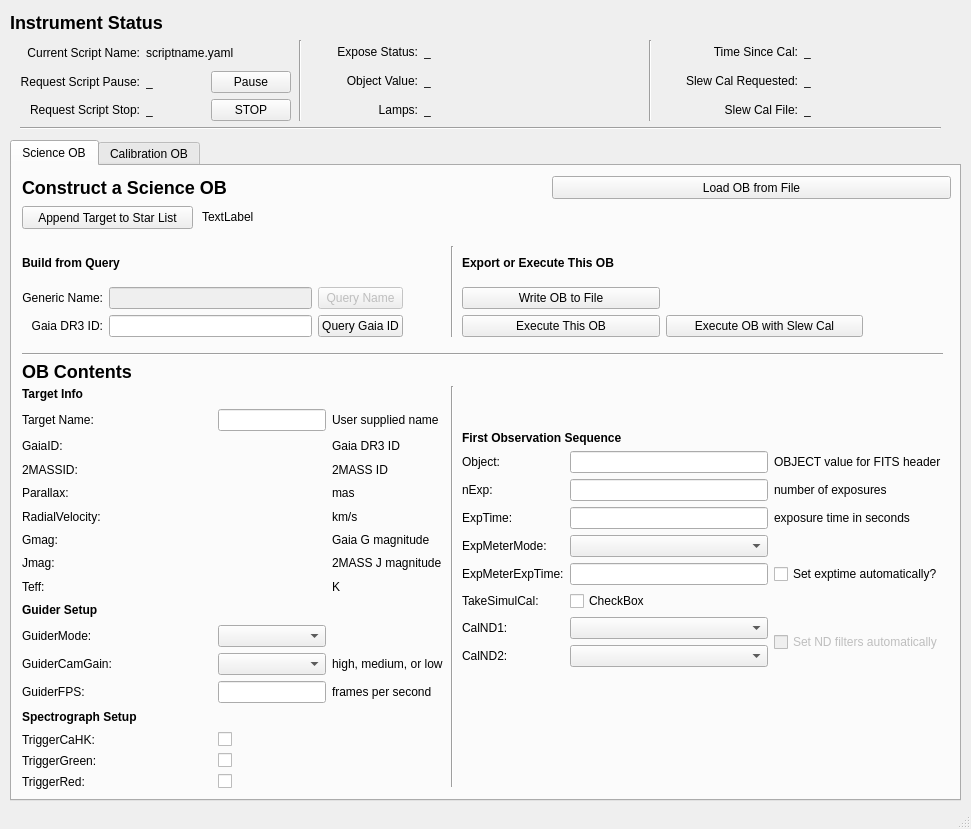
This is kpf/OB_GUI/KPF_OB_GUI.ui in KeckObservatory/KPFTranslator as Qt 5 draws it before an edit. The edited form follows.
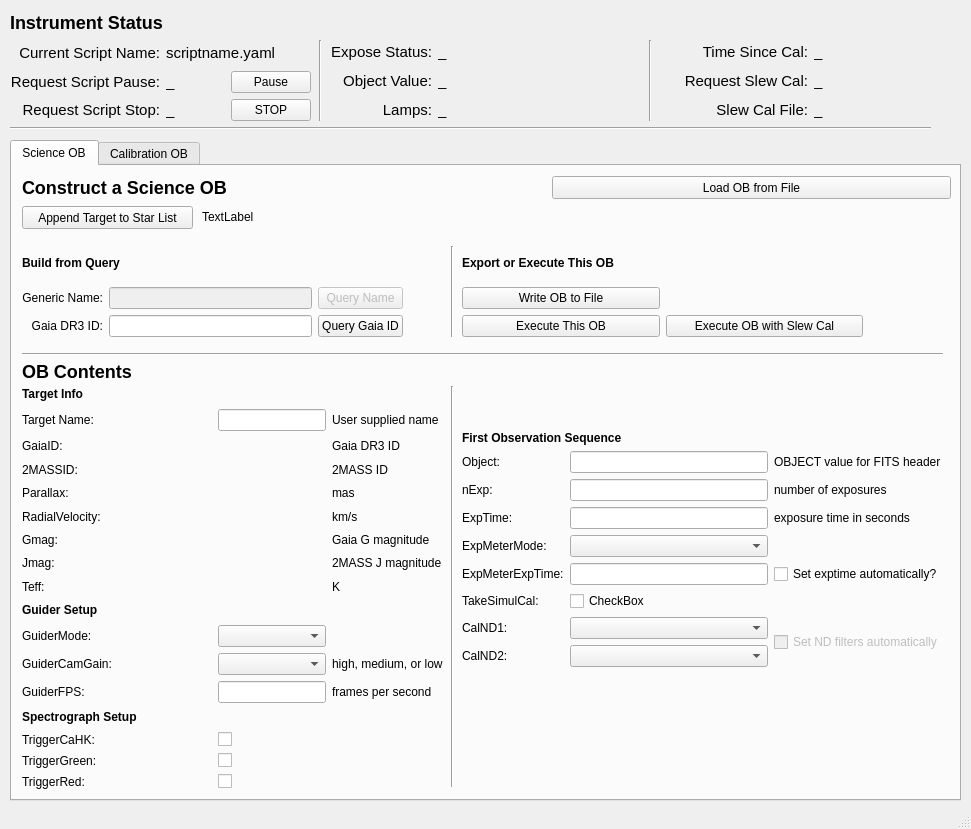
This is the edited form.

Diff of the .ui file:
```diff
--- a/kpf/OB_GUI/KPF_OB_GUI.ui
+++ b/kpf/OB_GUI/KPF_OB_GUI.ui
@@ -17,7 +17,7 @@
    <widget class="Line" name="line">
     <property name="geometry">
      <rect>
-      <x>20</x>
+      <x>10</x>
       <y>120</y>
       <width>921</width>
       <height>16</height>
@@ -30,9 +30,9 @@
    <widget class="QWidget" name="gridLayoutWidget_2">
     <property name="geometry">
      <rect>
-      <x>20</x>
+      <x>10</x>
       <y>40</y>
-      <width>271</width>
+      <width>301</width>
       <height>81</height>
      </rect>
     </property>
@@ -45,6 +45,11 @@
      </property>
      <item row="2" column="1">
       <widget class="QLabel" name="scriptstop_value">
+       <property name="font">
+        <font>
+         <pointsize>11</pointsize>
+        </font>
+       </property>
        <property name="text">
         <string>_</string>
        </property>
@@ -52,6 +57,11 @@
      </item>
      <item row="1" column="1">
       <widget class="QLabel" name="scriptpause_value">
+       <property name="font">
+        <font>
+         <pointsize>11</pointsize>
+        </font>
+       </property>
        <property name="text">
         <string>_</string>
        </property>
@@ -59,6 +69,11 @@
      </item>
      <item row="1" column="0">
       <widget class="QLabel" name="label_4">
+       <property name="font">
+        <font>
+         <pointsize>11</pointsize>
+        </font>
+       </property>
        <property name="text">
         <string>Request Script Pause:</string>
        </property>
@@ -69,6 +84,11 @@
      </item>
      <item row="0" column="0">
       <widget class="QLabel" name="label">
+       <property name="font">
+        <font>
+         <pointsize>11</pointsize>
+        </font>
+       </property>
        <property name="text">
         <string>Current Script Name:</string>
        </property>
@@ -79,6 +99,11 @@
      </item>
      <item row="2" column="0">
       <widget class="QLabel" name="label_5">
+       <property name="font">
+        <font>
+         <pointsize>11</pointsize>
+        </font>
+       </property>
        <property name="text">
         <string>Request Script Stop:</string>
        </property>
@@ -109,6 +134,11 @@
          <verstretch>0</verstretch>
         </sizepolicy>
        </property>
+       <property name="font">
+        <font>
+         <pointsize>11</pointsize>
+        </font>
+       </property>
        <property name="lineWidth">
         <number>1</number>
        </property>
@@ -135,9 +165,9 @@
    <widget class="QWidget" name="gridLayoutWidget_3">
     <property name="geometry">
      <rect>
-      <x>310</x>
+      <x>330</x>
       <y>40</y>
-      <width>331</width>
+      <width>311</width>
       <height>81</height>
      </rect>
     </property>
@@ -150,6 +180,11 @@
      </property>
      <item row="2" column="0">
       <widget class="QLabel" name="label_9">
+       <property name="font">
+        <font>
+         <pointsize>11</pointsize>
+        </font>
+       </property>
        <property name="text">
         <string>Lamps:</string>
        </property>
@@ -160,6 +195,11 @@
      </item>
      <item row="1" column="0">
       <widget class="QLabel" name="label_8">
+       <property name="font">
+        <font>
+         <pointsize>11</pointsize>
+        </font>
+       </property>
        <property name="text">
         <string>Object Value:</string>
        </property>
@@ -170,6 +210,11 @@
      </item>
      <item row="0" column="0">
       <widget class="QLabel" name="label_6">
+       <property name="font">
+        <font>
+         <pointsize>11</pointsize>
+        </font>
+       </property>
        <property name="text">
         <string>Expose Status:</string>
        </property>
@@ -180,6 +225,11 @@
      </item>
      <item row="0" column="1">
       <widget class="QLabel" name="expose_status_value">
+       <property name="font">
+        <font>
+         <pointsize>11</pointsize>
+        </font>
+       </property>
        <property name="text">
         <string>_</string>
        </property>
@@ -187,6 +237,11 @@
      </item>
      <item row="1" column="1">
       <widget class="QLabel" name="object_current_value">
+       <property name="font">
+        <font>
+         <pointsize>11</pointsize>
+        </font>
+       </property>
        <property name="text">
         <string>_</string>
        </property>
@@ -194,6 +249,11 @@
      </item>
      <item row="2" column="1">
       <widget class="QLabel" name="lamps_value">
+       <property name="font">
+        <font>
+         <pointsize>11</pointsize>
+        </font>
+       </property>
        <property name="text">
         <string>_</string>
        </property>
@@ -206,7 +266,7 @@
      <rect>
       <x>660</x>
       <y>40</y>
-      <width>281</width>
+      <width>301</width>
       <height>81</height>
      </rect>
     </property>
@@ -216,6 +276,11 @@
      </property>
      <item row="2" column="0">
       <widget class="QLabel" name="label_14">
+       <property name="font">
+        <font>
+         <pointsize>11</pointsize>
+        </font>
+       </property>
        <property name="text">
         <string>Slew Cal File:</string>
        </property>
@@ -226,6 +291,11 @@
      </item>
      <item row="0" column="0">
       <widget class="QLabel" name="label_12">
+       <property name="font">
+        <font>
+         <pointsize>11</pointsize>
+        </font>
+       </property>
        <property name="text">
         <string>Time Since Cal:</string>
        </property>
@@ -236,8 +306,13 @@
      </item>
      <item row="1" column="0">
       <widget class="QLabel" name="label_13">
+       <property name="font">
+        <font>
+         <pointsize>11</pointsize>
+        </font>
+       </property>
        <property name="text">
-        <string>Slew Cal Requested:</string>
+        <string>Request Slew Cal:</string>
        </property>
        <property name="alignment">
         <set>Qt::AlignRight|Qt::AlignTrailing|Qt::AlignVCenter</set>
@@ -246,6 +321,11 @@
      </item>
      <item row="0" column="1">
       <widget class="QLabel" name="slewcaltime_value">
+       <property name="font">
+        <font>
+         <pointsize>11</pointsize>
+        </font>
+       </property>
        <property name="text">
         <string>_</string>
        </property>
@@ -253,6 +333,11 @@
      </item>
      <item row="1" column="1">
       <widget class="QLabel" name="slewcalreq_value">
+       <property name="font">
+        <font>
+         <pointsize>11</pointsize>
+        </font>
+       </property>
        <property name="text">
         <string>_</string>
        </property>
@@ -260,6 +345,11 @@
      </item>
      <item row="2" column="1">
       <widget class="QLabel" name="slewcalfile_value">
+       <property name="font">
+        <font>
+         <pointsize>11</pointsize>
+        </font>
+       </property>
        <property name="text">
         <string>_</string>
        </property>
@@ -270,7 +360,7 @@
    <widget class="Line" name="line_5">
     <property name="geometry">
      <rect>
-      <x>290</x>
+      <x>310</x>
       <y>40</y>
       <width>20</width>
       <height>81</height>
```
